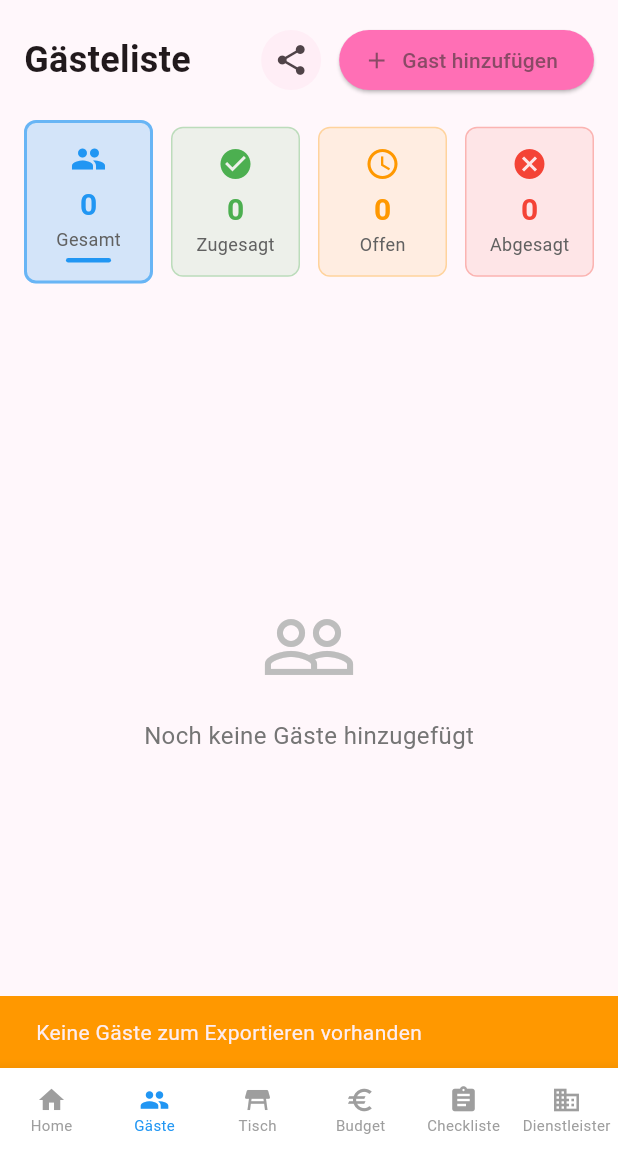
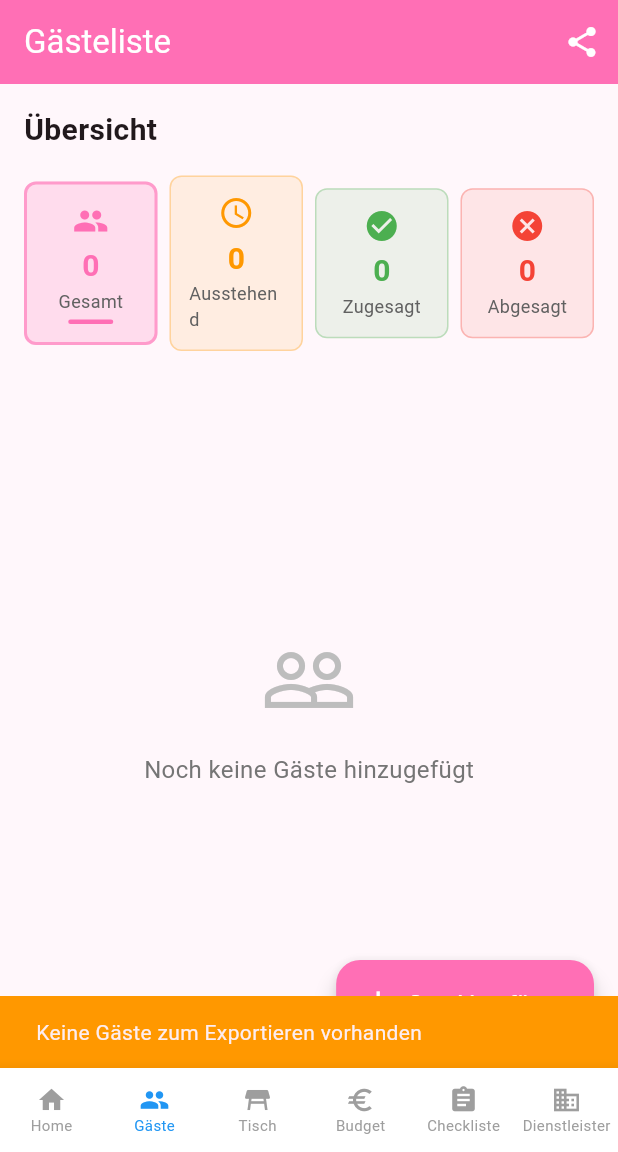
Before and after one commit to Hans-byte2/Hochzeitsapp, a Flutter app: the screen it shows after launch, item 2 of the bottom bar chosen, after a tap on the "share" icon, on a phone screen of 412 x 824 dp, the part 84-1236 px from its top. Run offline on Flutter 3.47's test engine with Material 3 defaults, Android fonts, the phone set to English and light mode, and no system bars; our stand-ins replace file_picker, fl_chart, pdf, printing, share_plus, sqflite; missing offline and left inert: excel; accounts and stored records are empty.

Commit message:
Budget neu und bug stephan gäste

```diff
--- a/lib/screens/budget_screen.dart
+++ b/lib/screens/budget_screen.dart
@@ -843,6 +843,7 @@ class _EnhancedBudgetPageState extends State<EnhancedBudgetPage> {
           child: Column(
             crossAxisAlignment: CrossAxisAlignment.start,
             children: [
+              // Gesamtbudget, Betrag und Edit-Button in einer Zeile
               Row(
                 mainAxisAlignment: MainAxisAlignment.spaceBetween,
                 children: [
@@ -854,21 +855,20 @@ class _EnhancedBudgetPageState extends State<EnhancedBudgetPage> {
                       fontWeight: FontWeight.w500,
                     ),
                   ),
+                  Text(
+                    '€${_formatCurrency(_totalBudget)}',
+                    style: const TextStyle(
+                      color: Colors.white,
+                      fontSize: 28,
+                      fontWeight: FontWeight.bold,
+                    ),
+                  ),
                   IconButton(
                     icon: const Icon(Icons.edit, color: Colors.white, size: 20),
                     onPressed: _showEditTotalBudgetDialog,
                     tooltip: 'Gesamtbudget bearbeiten',
                   ),
                 ],
-              ),
-              const SizedBox(height: 8),
-              Text(
-                '€${_formatCurrency(_totalBudget)}',
-                style: const TextStyle(
-                  color: Colors.white,
-                  fontSize: 36,
-                  fontWeight: FontWeight.bold,
-                ),
               ),
               const SizedBox(height: 16),
               Container(
@@ -879,6 +879,25 @@ class _EnhancedBudgetPageState extends State<EnhancedBudgetPage> {
                 ),
                 child: Column(
                   children: [
+                    // NEU: Geplant-Zeile
+                    Row(
+                      mainAxisAlignment: MainAxisAlignment.spaceBetween,
+                      children: [
+                        const Text(
+                          'Davon verplant:',
+                          style: TextStyle(color: Colors.white),
+                        ),
+                        Text(
+                          '€${_formatCurrency(totalPlanned)}',
+                          style: const TextStyle(
+                            color: Colors.white,
+                            fontWeight: FontWeight.bold,
+                            fontSize: 16,
+                          ),
+                        ),
+                      ],
+                    ),
+                    const SizedBox(height: 8),
                     Row(
                       mainAxisAlignment: MainAxisAlignment.spaceBetween,
                       children: [
--- a/lib/screens/guests_screen.dart
+++ b/lib/screens/guests_screen.dart
@@ -52,37 +52,51 @@ class _GuestPageState extends State<GuestPage> {
           title: Text(
             _editingGuest != null ? 'Gast bearbeiten' : 'Neuen Gast hinzufügen',
           ),
-          content: Column(
+          content: SingleChildScrollView(
+            // <- NEU: ScrollView hinzugefügt
+            child: Column(
               mainAxisSize: MainAxisSize.min,
               children: [
                 TextField(
                   controller: _firstNameController,
                   decoration: const InputDecoration(labelText: 'Vorname'),
                 ),
+                const SizedBox(height: 12),
                 TextField(
                   controller: _lastNameController,
                   decoration: const InputDecoration(labelText: 'Nachname'),
                 ),
+                const SizedBox(height: 12),
                 TextField(
                   controller: _emailController,
                   decoration: const InputDecoration(labelText: 'E-Mail'),
+                  keyboardType: TextInputType.emailAddress,
                 ),
+                const SizedBox(height: 12),
                 DropdownButtonFormField<String>(
                   value: _selectedStatus,
                   decoration: const InputDecoration(labelText: 'Status'),
                   items: const [
-                  DropdownMenuItem(value: 'pending', child: Text('Ausstehend')),
+                    DropdownMenuItem(
+                      value: 'pending',
+                      child: Text('Ausstehend'),
+                    ),
                     DropdownMenuItem(value: 'yes', child: Text('Zugesagt')),
                     DropdownMenuItem(value: 'no', child: Text('Abgesagt')),
                   ],
                   onChanged: (value) =>
                       setDialogState(() => _selectedStatus = value!),
                 ),
+                const SizedBox(height: 12),
                 TextField(
                   controller: _dietaryController,
-                decoration: const InputDecoration(labelText: 'Besonderheiten'),
+                  decoration: const InputDecoration(
+                    labelText: 'Besonderheiten',
+                  ),
+                  maxLines: 2,
                 ),
               ],
+            ),
           ),
           actions: [
             TextButton(
@@ -231,41 +245,25 @@ class _GuestPageState extends State<GuestPage> {
 
       await PdfExportService.exportGuestListToPdf(widget.guests);
 
-      if (mounted) Navigator.pop(context);
+      if (!mounted) return;
+      Navigator.pop(context);
 
-      if (mounted) {
       ScaffoldMessenger.of(context).showSnackBar(
         const SnackBar(
-            content: Row(
-              children: [
-                Icon(Icons.check_circle, color: Colors.white),
-                SizedBox(width: 8),
-                Text('PDF erfolgreich erstellt!'),
-              ],
-            ),
+          content: Text('Gästeliste erfolgreich als PDF exportiert!'),
           backgroundColor: Colors.green,
-            duration: Duration(seconds: 2),
         ),
       );
-      }
     } catch (e) {
-      if (mounted) Navigator.pop(context);
+      if (!mounted) return;
+      Navigator.pop(context);
 
-      if (mounted) {
       ScaffoldMessenger.of(context).showSnackBar(
         SnackBar(
-            content: Row(
-              children: [
-                const Icon(Icons.error, color: Colors.white),
-                const SizedBox(width: 8),
-                Expanded(child: Text('Fehler beim Erstellen: $e')),
-              ],
-            ),
+          content: Text('Fehler beim PDF-Export: $e'),
           backgroundColor: Colors.red,
-            duration: const Duration(seconds: 3),
         ),
       );
-      }
     }
   }
 
@@ -279,124 +277,83 @@ class _GuestPageState extends State<GuestPage> {
 
       await ExcelExportService.exportGuestListToExcel(widget.guests);
 
-      if (mounted) Navigator.pop(context);
+      if (!mounted) return;
+      Navigator.pop(context);
 
-      if (mounted) {
       ScaffoldMessenger.of(context).showSnackBar(
         const SnackBar(
-            content: Row(
-              children: [
-                Icon(Icons.check_circle, color: Colors.white),
-                SizedBox(width: 8),
-                Text('Excel-Datei erfolgreich erstellt!'),
-              ],
-            ),
+          content: Text('Gästeliste erfolgreich als Excel exportiert!'),
           backgroundColor: Colors.green,
-            duration: Duration(seconds: 2),
         ),
       );
-      }
     } catch (e) {
-      if (mounted) Navigator.pop(context);
+      if (!mounted) return;
+      Navigator.pop(context);
 
-      if (mounted) {
       ScaffoldMessenger.of(context).showSnackBar(
         SnackBar(
-            content: Row(
-              children: [
-                const Icon(Icons.error, color: Colors.white),
-                const SizedBox(width: 8),
-                Expanded(child: Text('Fehler beim Erstellen: $e')),
-              ],
-            ),
+          content: Text('Fehler beim Excel-Export: $e'),
           backgroundColor: Colors.red,
-            duration: const Duration(seconds: 3),
         ),
       );
-      }
     }
   }
 
   @override
   Widget build(BuildContext context) {
+    final totalGuests = widget.guests.length;
+    final confirmedGuests = widget.guests
+        .where((g) => g.confirmed == 'yes')
+        .length;
+    final declinedGuests = widget.guests
+        .where((g) => g.confirmed == 'no')
+        .length;
+    final pendingGuests = totalGuests - confirmedGuests - declinedGuests;
+
     final filteredGuests = _getFilteredGuests();
 
-    return Padding(
-      padding: const EdgeInsets.all(16),
+    return Scaffold(
+      appBar: AppBar(
+        title: const Text('Gästeliste'),
+        backgroundColor: AppColors.primary,
+        foregroundColor: Colors.white,
+        actions: [
+          IconButton(
+            icon: const Icon(Icons.share),
+            onPressed: _showExportDialog,
+            tooltip: 'Exportieren',
+          ),
+        ],
+      ),
+      body: Padding(
+        padding: const EdgeInsets.all(16.0),
         child: Column(
           crossAxisAlignment: CrossAxisAlignment.start,
           children: [
-          Row(
-            mainAxisAlignment: MainAxisAlignment.spaceBetween,
-            children: [
             const Text(
-                'Gästeliste',
-                style: TextStyle(fontSize: 24, fontWeight: FontWeight.bold),
-              ),
-              Row(
-                children: [
-                  IconButton(
-                    onPressed: _showExportDialog,
-                    icon: const Icon(Icons.share),
-                    tooltip: 'Exportieren',
-                    style: IconButton.styleFrom(
-                      backgroundColor: AppColors.secondary,
-                    ),
-                  ),
-                  const SizedBox(width: 8),
-                  ElevatedButton.icon(
-                    onPressed: () => _showGuestDialog(),
-                    icon: const Icon(Icons.add),
-                    label: const Text('Gast hinzufügen'),
-                    style: ElevatedButton.styleFrom(
-                      backgroundColor: AppColors.primary,
-                    ),
-                  ),
-                ],
-              ),
-            ],
+              'Übersicht',
+              style: TextStyle(fontSize: 20, fontWeight: FontWeight.bold),
             ),
             const SizedBox(height: 16),
-          // Statistik-Zeile mit Klick-Funktion
             Row(
               children: [
                 Expanded(
                   child: GestureDetector(
                     onTap: () {
                       setState(() {
-                      _filterStatus = _filterStatus == null ? null : null;
+                        _filterStatus = null;
                       });
                     },
                     child: _buildStatCard(
                       'Gesamt',
-                    widget.guests.length.toString(),
-                    Colors.blue,
+                      '$totalGuests',
+                      AppColors.primary,
                       Icons.people,
                       _filterStatus == null,
                     ),
                   ),
                 ),
-              const SizedBox(width: 12),
-              Expanded(
-                child: GestureDetector(
-                  onTap: () {
-                    setState(() {
-                      _filterStatus = _filterStatus == 'yes' ? null : 'yes';
-                    });
-                  },
-                  child: _buildStatCard(
-                    'Zugesagt',
-                    widget.guests
-                        .where((g) => g.confirmed == 'yes')
-                        .length
-                        .toString(),
-                    Colors.green,
-                    Icons.check_circle,
-                    _filterStatus == 'yes',
-                  ),
-                ),
-              ),
-              const SizedBox(width: 12),
+                const SizedBox(width: 8),
                 Expanded(
                   child: GestureDetector(
                     onTap: () {
@@ -407,18 +364,32 @@ class _GuestPageState extends State<GuestPage> {
                       });
                     },
                     child: _buildStatCard(
-                    'Offen',
-                    widget.guests
-                        .where((g) => g.confirmed == 'pending')
-                        .length
-                        .toString(),
+                      'Ausstehend',
+                      '$pendingGuests',
                       Colors.orange,
                       Icons.schedule,
                       _filterStatus == 'pending',
                     ),
                   ),
                 ),
-              const SizedBox(width: 12),
+                const SizedBox(width: 8),
+                Expanded(
+                  child: GestureDetector(
+                    onTap: () {
+                      setState(() {
+                        _filterStatus = _filterStatus == 'yes' ? null : 'yes';
+                      });
+                    },
+                    child: _buildStatCard(
+                      'Zugesagt',
+                      '$confirmedGuests',
+                      Colors.green,
+                      Icons.check_circle,
+                      _filterStatus == 'yes',
+                    ),
+                  ),
+                ),
+                const SizedBox(width: 8),
                 Expanded(
                   child: GestureDetector(
                     onTap: () {
@@ -428,10 +399,7 @@ class _GuestPageState extends State<GuestPage> {
                     },
                     child: _buildStatCard(
                       'Abgesagt',
-                    widget.guests
-                        .where((g) => g.confirmed == 'no')
-                        .length
-                        .toString(),
+                      '$declinedGuests',
                       Colors.red,
                       Icons.cancel,
                       _filterStatus == 'no',
@@ -443,7 +411,10 @@ class _GuestPageState extends State<GuestPage> {
             if (_filterStatus != null) ...[
               const SizedBox(height: 12),
               Container(
-              padding: const EdgeInsets.symmetric(horizontal: 12, vertical: 8),
+                padding: const EdgeInsets.symmetric(
+                  horizontal: 12,
+                  vertical: 8,
+                ),
                 decoration: BoxDecoration(
                   color: Colors.blue.shade50,
                   borderRadius: BorderRadius.circular(8),
@@ -451,7 +422,11 @@ class _GuestPageState extends State<GuestPage> {
                 ),
                 child: Row(
                   children: [
-                  Icon(Icons.filter_alt, size: 16, color: Colors.blue.shade700),
+                    Icon(
+                      Icons.filter_alt,
+                      size: 16,
+                      color: Colors.blue.shade700,
+                    ),
                     const SizedBox(width: 8),
                     Text(
                       'Filter aktiv: ${_getStatusLabel(_filterStatus!)}',
@@ -595,6 +570,14 @@ class _GuestPageState extends State<GuestPage> {
             ),
           ],
         ),
+      ),
+      floatingActionButton: FloatingActionButton.extended(
+        onPressed: () => _showGuestDialog(),
+        backgroundColor: AppColors.primary,
+        foregroundColor: Colors.white,
+        icon: const Icon(Icons.add),
+        label: const Text('Gast hinzufügen'),
+      ),
     );
   }
 
--- a/pubspec.yaml
+++ b/pubspec.yaml
@@ -3,7 +3,7 @@ description: "A new Flutter project."
 
 publish_to: 'none'
 
-version: 1.0.0+6
+version: 1.0.0+7
 
 environment:
   sdk: ^3.9.0
```
Lines whose indentation alone changed are shown as unchanged.
